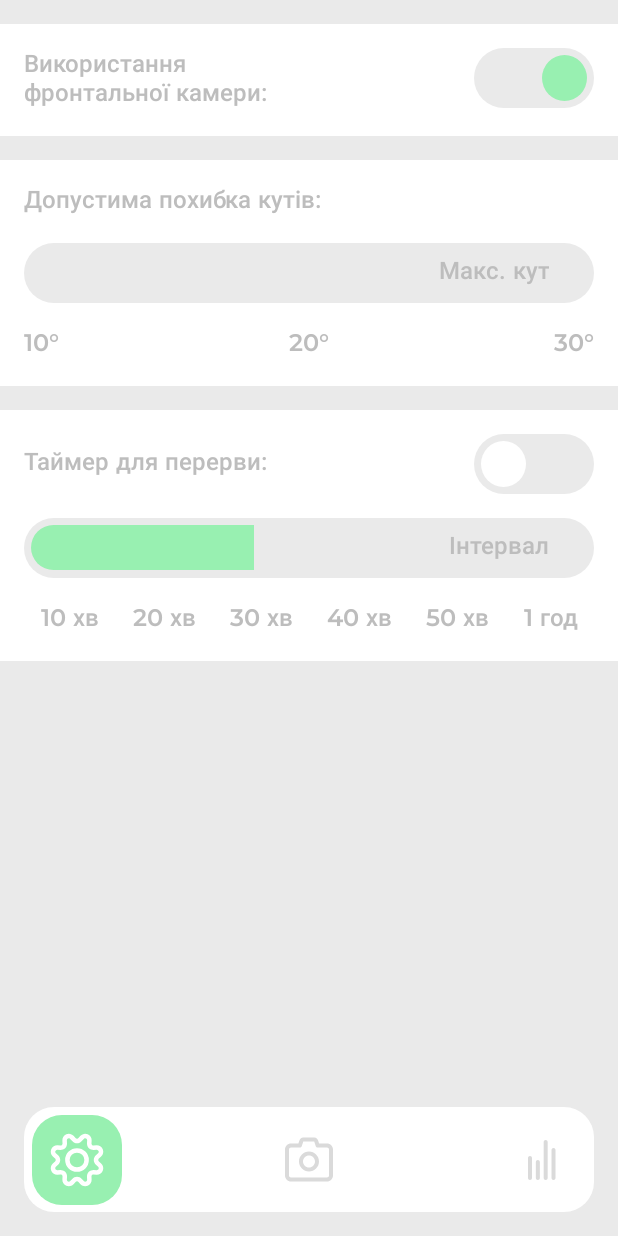
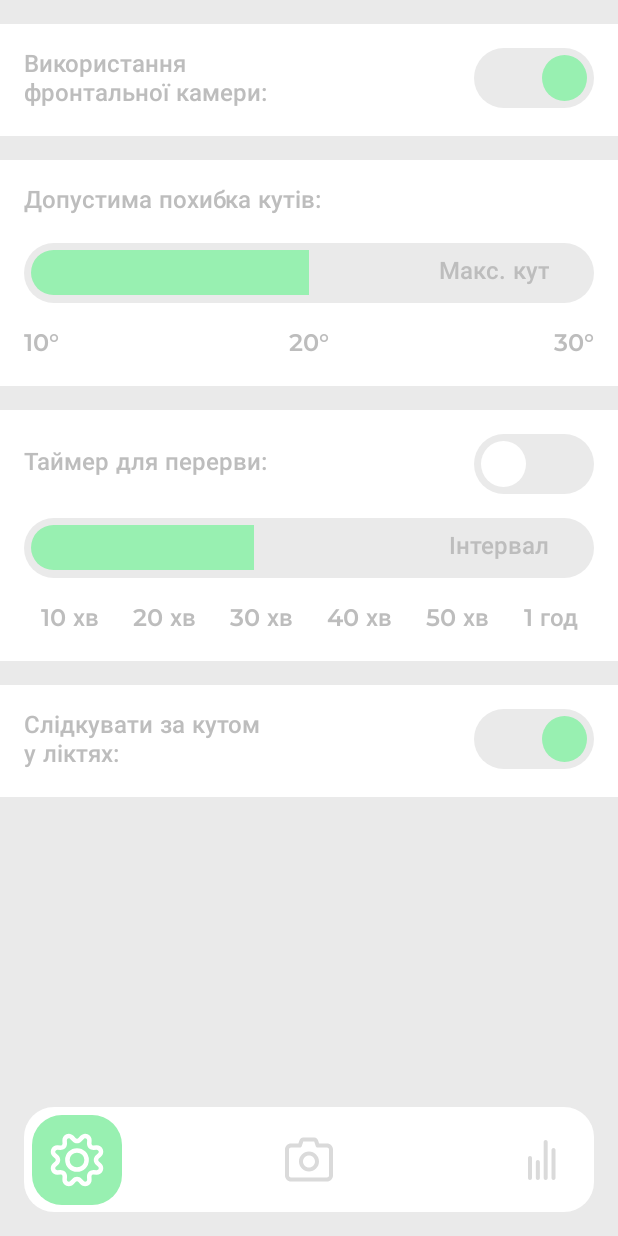
Before and after one commit to justnicko/Posture_Check, an Android app: the SettingsActivity screen opened directly, with no data from a screen before it, on a phone screen of 412 x 824 dp. Run offline under Robolectric (Android 15) with nearby library versions, the phone set to English and light mode, and no system bars.

Commit message:
working version

```diff
--- a/app/src/main/java/com/example/posturecheck/AngleData.java
+++ b/app/src/main/java/com/example/posturecheck/AngleData.java
@@ -26,6 +26,7 @@ public class AngleData {
         lineDataSet.setColor(Color.GREEN);
         lineDataSet.setLineWidth(10f);
         lineDataSet.setMode(LineDataSet.Mode.CUBIC_BEZIER);
+        lineDataSet.setDrawCircles(false);
         LineData lineData = new LineData(lineDataSet);
         lineData.setDrawValues(false);
         return lineData;
--- a/app/src/main/java/com/example/posturecheck/SettingsActivity.java
+++ b/app/src/main/java/com/example/posturecheck/SettingsActivity.java
@@ -15,10 +15,11 @@ import androidx.core.view.WindowInsetsCompat;
 
 public class SettingsActivity extends AppCompatActivity {
 
-    Switch timerSwitch, frontCameraSwitch;
+    Switch timerSwitch, frontCameraSwitch, elbowTrackSwitch;
     SeekBar timerSeekbar, angleSeekbar;
     static Boolean usingFrontCamera = true;
-    static int possibleAngleDifference = 10;
+    static Boolean trackingElbows = true;
+    static int possibleAngleDifference = 20;
     static int breakAlarmTimerInterval = 3*1000*60*10;
 
     @Override
@@ -37,6 +38,16 @@ public class SettingsActivity extends AppCompatActivity {
         angleSeekbar.setProgress(possibleAngleDifference/10 - 1);
         timerSeekbar.setProgress(breakAlarmTimerInterval/1000/60/10 - 1);
         frontCameraSwitch = findViewById(R.id.switch_front_camera);
+        elbowTrackSwitch = findViewById(R.id.switch_elbow_track);
+
+
+        elbowTrackSwitch.setChecked(trackingElbows);
+        elbowTrackSwitch.setOnCheckedChangeListener(new CompoundButton.OnCheckedChangeListener() {
+            @Override
+            public void onCheckedChanged(CompoundButton buttonView, boolean isChecked) {
+                trackingElbows = elbowTrackSwitch.isChecked();
+            }
+        });
 
         frontCameraSwitch.setChecked(usingFrontCamera);
         frontCameraSwitch.setOnCheckedChangeListener(new CompoundButton.OnCheckedChangeListener() {
--- a/app/src/main/res/layout/activity_settings.xml
+++ b/app/src/main/res/layout/activity_settings.xml
@@ -125,6 +125,7 @@
     </androidx.constraintlayout.widget.ConstraintLayout>
 
     <androidx.constraintlayout.widget.ConstraintLayout
+        android:id="@+id/timer_layout"
         app:layout_constraintTop_toBottomOf="@id/layout_angle"
         app:layout_constraintEnd_toEndOf="parent"
         app:layout_constraintStart_toStartOf="parent"
@@ -299,5 +300,37 @@
 
     </androidx.constraintlayout.widget.ConstraintLayout>
 
+    <androidx.constraintlayout.widget.ConstraintLayout
+        android:id="@+id/layout_elbow_track"
+        app:layout_constraintTop_toBottomOf="@id/timer_layout"
+        app:layout_constraintEnd_toEndOf="parent"
+        app:layout_constraintStart_toStartOf="parent"
+        style="@style/SettingsLayout">
+
+        <TextView
+            android:layout_width="wrap_content"
+            android:layout_height="wrap_content"
+            style="@style/MainText"
+            android:text="Слідкувати за кутом\nу ліктях: "
+            app:layout_constraintTop_toTopOf="parent"
+            app:layout_constraintStart_toStartOf="parent"
+            />
+
+        <Switch
+            android:id="@+id/switch_elbow_track"
+            android:paddingStart="0dp"
+            android:paddingEnd="0dp"
+            android:layout_width="wrap_content"
+            android:layout_height="wrap_content"
+            android:switchMinWidth="80dp"
+            android:checked="true"
+            android:thumb="@drawable/switch_thumb"
+            android:track="@drawable/switch_track"
+            app:layout_constraintTop_toTopOf="parent"
+            app:layout_constraintEnd_toEndOf="parent"
+            tools:ignore="UseSwitchCompatOrMaterialXml" />
+
+    </androidx.constraintlayout.widget.ConstraintLayout>
+
 
 </androidx.constraintlayout.widget.ConstraintLayout>
--- a/app/src/main/res/values/strings.xml
+++ b/app/src/main/res/values/strings.xml
@@ -6,5 +6,5 @@
     <string name="desc_head_to_back"><b>Кут нахилу шиї</b>\n\nШия має бути вирівняна з хребтом. Голова не повинна нахилятися вперед більше, ніж на 15 градусів, оскільки це створює додаткове навантаження на шию.\n\n<b>Поради:</b>Розташовуйте монітор так, щоб його верхній край був на рівні очей або трохи нижче.\nВідрегулюйте крісло, щоб уникнути зміщення ваги вперед.</string>
     <string name="desc_back_to_thigh"><b>Кут між стегнами і тулубом</b>\n\nСідниці повинні повністю розташовуватись на сидінні стільця, максимально близько до спинки. Стегна повинні лежати на сидінні рівно, не підіймаючись з одного боку.\n\n<b>Поради: </b>Висоту стільця регулюйте так, щоб стопи стояли на підлозі, а стегна знаходилися в куті 90–110°.</string>
     <string name="desc_knees"><b>Кут у колінах</b>\n\nГомілки розташовані вертикально, а стегна — паралельно до підлоги або трохи нахилені вниз. Стопи повністю стоять на підлозі або на спеціальній підставці, не перебувають у \'підвішеному\' стані. Коліна не повинні бути вище рівня стегон.\n\n<b>Поради: </b>Якщо стілець високий, використовуйте підставку для ніг, щоб забезпечити правильний кут. Уникайте схрещування ніг, оскільки це порушує поставу і кровообіг.</string>
-    <string name="desc_empty">Недостатньо часу для виведення результатів моніторингу. Мінімальний час трекінгу: <b>1 хвилина</b></string>
+    <string name="desc_empty">Недостатньо часу для виведення результатів моніторингу. Мінімальний час трекінгу: <b>30 cекунд.</b></string>
 </resources>
```
Also changed, not shown: app/src/main/java/com/example/posturecheck/PostureAnalyzer.java (+13 -9 lines), app/src/main/java/com/example/posturecheck/ResultsActivity.java (+6 -1 lines).
